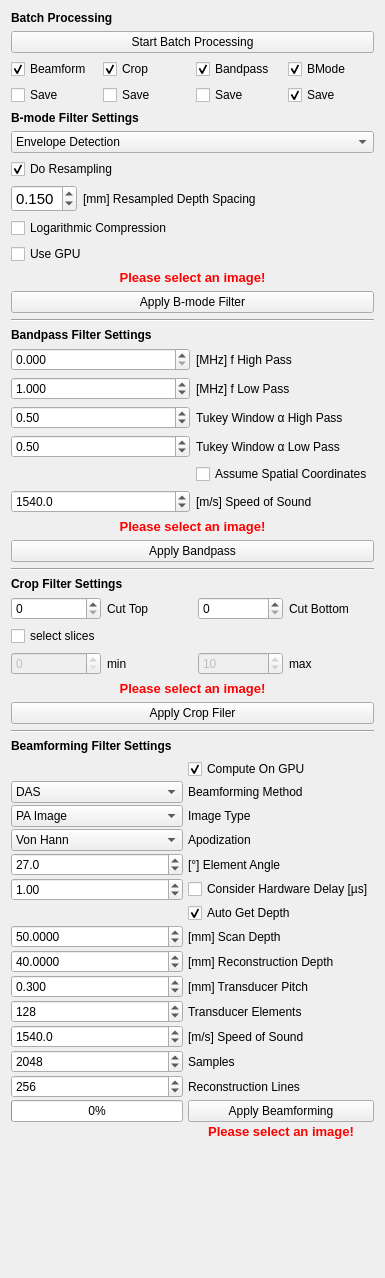
Qt form Plugins/org.mitk.gui.qt.photoacoustics.imageprocessing/src/internal/PAImageProcessingControls.ui (MITK/MITK) before a commit.
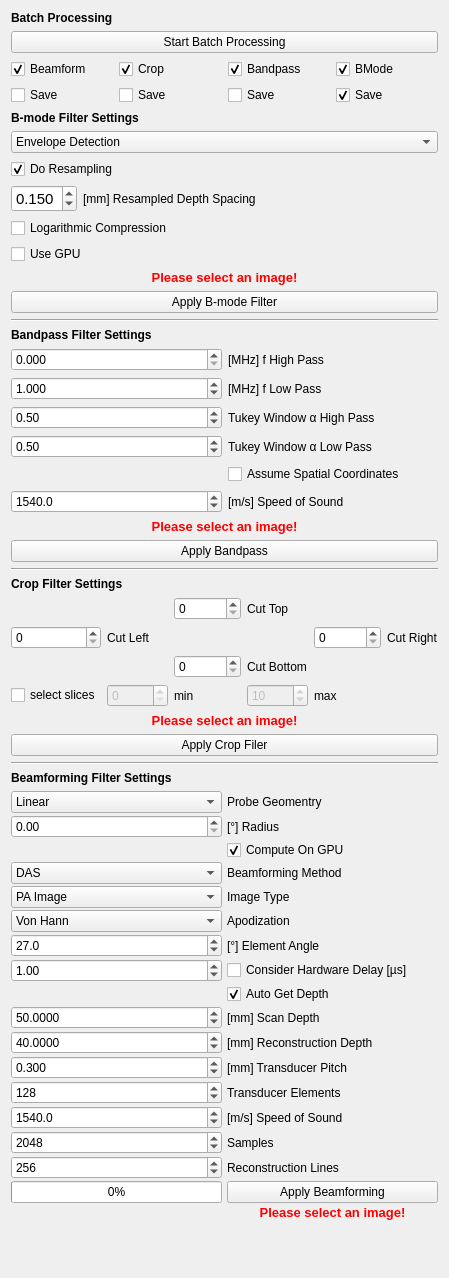
The same form after that commit.

Commit message: Added the elements to the GUI for choosing the transducer geometry also added the capability to crop images left and right

Patch:
```diff
--- a/Plugins/org.mitk.gui.qt.photoacoustics.imageprocessing/src/internal/PAImageProcessingControls.ui
+++ b/Plugins/org.mitk.gui.qt.photoacoustics.imageprocessing/src/internal/PAImageProcessingControls.ui
@@ -450,34 +450,31 @@
        </item>
        <item>
         <layout class="QGridLayout" name="gridLayout_5">
-         <item row="0" column="2">
-          <widget class="QSpinBox" name="CutoffBelow">
+         <item row="1" column="0">
+          <widget class="QSpinBox" name="CutoffLeft">
            <property name="maximum">
-            <number>99999</number>
+            <number>999999999</number>
            </property>
-           <property name="value">
-            <number>0</number>
-           </property>
           </widget>
          </item>
-         <item row="0" column="1">
-          <widget class="QLabel" name="label_203">
-           <property name="text">
-            <string>Cut Top</string>
-           </property>
-          </widget>
-         </item>
-         <item row="0" column="3">
+         <item row="2" column="3">
           <widget class="QLabel" name="label_21">
            <property name="text">
             <string>Cut Bottom</string>
            </property>
           </widget>
          </item>
-         <item row="0" column="0">
+         <item row="1" column="4">
+          <widget class="QSpinBox" name="CutoffRight">
+           <property name="maximum">
+            <number>999999999</number>
+           </property>
+          </widget>
+         </item>
+         <item row="0" column="2">
           <widget class="QSpinBox" name="CutoffAbove">
            <property name="maximum">
-            <number>99999</number>
+            <number>999999999</number>
            </property>
            <property name="singleStep">
             <number>5</number>
@@ -487,40 +484,55 @@
            </property>
           </widget>
          </item>
-         <item row="2" column="0">
-          <widget class="QSpinBox" name="boundLow">
-           <property name="enabled">
-            <bool>false</bool>
-           </property>
-           <property name="maximum">
-            <number>99999</number>
-           </property>
-          </widget>
-         </item>
-         <item row="2" column="3">
-          <widget class="QLabel" name="label_18">
-           <property name="toolTip">
-            <string>Maximal beamformed slice</string>
-           </property>
-           <property name="text">
-            <string>max</string>
-           </property>
-          </widget>
-         </item>
          <item row="2" column="2">
-          <widget class="QSpinBox" name="boundHigh">
+          <widget class="QSpinBox" name="CutoffBelow">
+           <property name="maximum">
+            <number>999999999</number>
+           </property>
+           <property name="value">
+            <number>0</number>
+           </property>
+          </widget>
+         </item>
+         <item row="0" column="3">
+          <widget class="QLabel" name="label_203">
+           <property name="text">
+            <string>Cut Top</string>
+           </property>
+          </widget>
+         </item>
+         <item row="1" column="5">
+          <widget class="QLabel" name="label_12">
+           <property name="text">
+            <string>Cut Right</string>
+           </property>
+          </widget>
+         </item>
+         <item row="1" column="1">
+          <widget class="QLabel" name="label_8">
+           <property name="text">
+            <string>Cut Left</string>
+           </property>
+          </widget>
+         </item>
+         <item row="5" column="0">
+          <widget class="QCheckBox" name="Partial">
+           <property name="text">
+            <string>select slices</string>
+           </property>
+          </widget>
+         </item>
+         <item row="5" column="1">
+          <widget class="QSpinBox" name="boundLow">
            <property name="enabled">
             <bool>false</bool>
            </property>
            <property name="maximum">
             <number>99999</number>
            </property>
-           <property name="value">
-            <number>10</number>
-           </property>
           </widget>
          </item>
-         <item row="2" column="1">
+         <item row="5" column="2">
           <widget class="QLabel" name="label_17">
            <property name="toolTip">
             <string>minimal beamformed slice</string>
@@ -530,10 +542,26 @@
            </property>
           </widget>
          </item>
-         <item row="1" column="0">
-          <widget class="QCheckBox" name="Partial">
+         <item row="5" column="3">
+          <widget class="QSpinBox" name="boundHigh">
+           <property name="enabled">
+            <bool>false</bool>
+           </property>
+           <property name="maximum">
+            <number>99999</number>
+           </property>
+           <property name="value">
+            <number>10</number>
+           </property>
+          </widget>
+         </item>
+         <item row="5" column="4">
+          <widget class="QLabel" name="label_18">
+           <property name="toolTip">
+            <string>Maximal beamformed slice</string>
+           </property>
            <property name="text">
-            <string>select slices</string>
+            <string>max</string>
            </property>
           </widget>
          </item>
@@ -577,131 +605,47 @@
        <property name="verticalSpacing">
         <number>2</number>
        </property>
-       <item row="20" column="0">
-        <widget class="QDoubleSpinBox" name="SpeedOfSound">
-         <property name="sizePolicy">
-          <sizepolicy hsizetype="Preferred" vsizetype="Fixed">
-           <horstretch>0</horstretch>
-           <verstretch>0</verstretch>
-          </sizepolicy>
+       <item row="8" column="1">
+        <widget class="QCheckBox" name="UseSignalDelay">
+         <property name="toolTip">
+          <string>&lt;html&gt;&lt;head/&gt;&lt;body&gt;&lt;p&gt;Some setups' hardware produces signal delays that need to be cropped out of the image before performing beamforming. To do this, select this box.&lt;/p&gt;&lt;/body&gt;&lt;/html&gt;</string>
          </property>
-         <property name="decimals">
-          <number>1</number>
-         </property>
-         <property name="minimum">
-          <double>200.000000000000000</double>
-         </property>
-         <property name="maximum">
-          <double>3000.000000000000000</double>
-         </property>
-         <property name="singleStep">
-          <double>5.000000000000000</double>
-         </property>
-         <property name="value">
-          <double>1540.000000000000000</double>
-         </property>
-        </widget>
-       </item>
-       <item row="15" column="1">
-        <widget class="QCheckBox" name="UseImageSpacing">
          <property name="text">
-          <string>Auto Get Depth</string>
+          <string>Consider Hardware Delay [µs]</string>
          </property>
          <property name="checked">
-          <bool>true</bool>
+          <bool>false</bool>
          </property>
         </widget>
        </item>
-       <item row="24" column="1">
+       <item row="26" column="1">
         <widget class="QPushButton" name="buttonApplyBeamforming">
          <property name="text">
           <string>Apply Beamforming</string>
          </property>
         </widget>
        </item>
-       <item row="15" column="0">
-        <widget class="QLabel" name="label_14">
-         <property name="text">
-          <string/>
-         </property>
-        </widget>
-       </item>
-       <item row="2" column="1">
-        <widget class="QLabel" name="label_4">
-         <property name="text">
-          <string>Beamforming Method</string>
-         </property>
-        </widget>
-       </item>
-       <item row="16" column="1">
-        <widget class="QLabel" name="label">
-         <property name="text">
-          <string>[mm] Scan Depth</string>
-         </property>
-        </widget>
-       </item>
-       <item row="18" column="0">
-        <widget class="QDoubleSpinBox" name="Pitch">
+       <item row="5" column="0">
+        <widget class="QComboBox" name="ImageType">
          <property name="sizePolicy">
           <sizepolicy hsizetype="Preferred" vsizetype="Fixed">
            <horstretch>0</horstretch>
            <verstretch>0</verstretch>
           </sizepolicy>
          </property>
-         <property name="decimals">
-          <number>3</number>
-         </property>
-         <property name="minimum">
-          <double>0.010000000000000</double>
-         </property>
-         <property name="maximum">
-          <double>9.000000000000000</double>
-         </property>
-         <property name="singleStep">
-          <double>0.050000000000000</double>
-         </property>
-         <property name="value">
-          <double>0.300000000000000</double>
-         </property>
+         <item>
+          <property name="text">
+           <string>PA Image</string>
+          </property>
+         </item>
+         <item>
+          <property name="text">
+           <string>US Image</string>
+          </property>
+         </item>
         </widget>
        </item>
-       <item row="19" column="1">
-        <widget class="QLabel" name="label_5">
-         <property name="text">
-          <string>Transducer Elements</string>
-         </property>
-        </widget>
-       </item>
-       <item row="16" column="0">
-        <widget class="QDoubleSpinBox" name="ScanDepth">
-         <property name="sizePolicy">
-          <sizepolicy hsizetype="Preferred" vsizetype="Fixed">
-           <horstretch>0</horstretch>
-           <verstretch>0</verstretch>
-          </sizepolicy>
-         </property>
-         <property name="decimals">
-          <number>4</number>
-         </property>
-         <property name="maximum">
-          <double>300.000000000000000</double>
-         </property>
-         <property name="singleStep">
-          <double>0.100000000000000</double>
-         </property>
-         <property name="value">
-          <double>50.000000000000000</double>
-         </property>
-        </widget>
-       </item>
-       <item row="18" column="1">
-        <widget class="QLabel" name="label_3">
-         <property name="text">
-          <string>[mm] Transducer Pitch</string>
-         </property>
-        </widget>
-       </item>
-       <item row="19" column="0">
+       <item row="21" column="0">
         <widget class="QSpinBox" name="ElementCount">
          <property name="sizePolicy">
           <sizepolicy hsizetype="Preferred" vsizetype="Fixed">
@@ -723,7 +667,7 @@
          </property>
         </widget>
        </item>
-       <item row="21" column="0">
+       <item row="23" column="0">
         <widget class="QSpinBox" name="Samples">
          <property name="sizePolicy">
           <sizepolicy hsizetype="Preferred" vsizetype="Fixed">
@@ -745,62 +689,21 @@
          </property>
         </widget>
        </item>
-       <item row="22" column="0">
-        <widget class="QSpinBox" name="Lines">
-         <property name="sizePolicy">
-          <sizepolicy hsizetype="Preferred" vsizetype="Fixed">
-           <horstretch>0</horstretch>
-           <verstretch>0</verstretch>
-          </sizepolicy>
-         </property>
-         <property name="minimum">
-          <number>64</number>
-         </property>
-         <property name="maximum">
-          <number>2048</number>
-         </property>
-         <property name="singleStep">
-          <number>128</number>
-         </property>
-         <property name="value">
-          <number>256</number>
-         </property>
-        </widget>
-       </item>
-       <item row="21" column="1">
-        <widget class="QLabel" name="label_6">
-         <property name="text">
-          <string>Samples</string>
-         </property>
-        </widget>
-       </item>
-       <item row="22" column="1">
+       <item row="24" column="1">
         <widget class="QLabel" name="label_7">
          <property name="text">
           <string>Reconstruction Lines</string>
          </property>
         </widget>
        </item>
-       <item row="24" column="0">
-        <widget class="QProgressBar" name="progressBar">
-         <property name="enabled">
-          <bool>true</bool>
-         </property>
-         <property name="sizePolicy">
-          <sizepolicy hsizetype="Preferred" vsizetype="Fixed">
-           <horstretch>0</horstretch>
-           <verstretch>0</verstretch>
-          </sizepolicy>
-         </property>
-         <property name="maximum">
-          <number>100</number>
-         </property>
-         <property name="value">
-          <number>0</number>
+       <item row="5" column="1">
+        <widget class="QLabel" name="label_10">
+         <property name="text">
+          <string>Image Type</string>
          </property>
         </widget>
        </item>
-       <item row="2" column="0">
+       <item row="4" column="0">
         <widget class="QComboBox" name="BFAlgorithm">
          <property name="sizePolicy">
           <sizepolicy hsizetype="Preferred" vsizetype="Fixed">
@@ -825,34 +728,14 @@
          </item>
         </widget>
        </item>
-       <item row="3" column="0">
-        <widget class="QComboBox" name="ImageType">
-         <property name="sizePolicy">
-          <sizepolicy hsizetype="Preferred" vsizetype="Fixed">
-           <horstretch>0</horstretch>
-           <verstretch>0</verstretch>
-          </sizepolicy>
-         </property>
-         <item>
-          <property name="text">
-           <string>PA Image</string>
-          </property>
-         </item>
-         <item>
-          <property name="text">
-           <string>US Image</string>
-          </property>
-         </item>
-        </widget>
-       </item>
-       <item row="3" column="1">
-        <widget class="QLabel" name="label_10">
+       <item row="23" column="1">
+        <widget class="QLabel" name="label_6">
          <property name="text">
-          <string>Image Type</string>
+          <string>Samples</string>
          </property>
         </widget>
        </item>
-       <item row="4" column="0">
+       <item row="6" column="0">
         <widget class="QComboBox" name="Apodization">
          <property name="sizePolicy">
           <sizepolicy hsizetype="Preferred" vsizetype="Fixed">
@@ -877,44 +760,193 @@
          </item>
         </widget>
        </item>
-       <item row="4" column="1">
+       <item row="26" column="0">
+        <widget class="QProgressBar" name="progressBar">
+         <property name="enabled">
+          <bool>true</bool>
+         </property>
+         <property name="sizePolicy">
+          <sizepolicy hsizetype="Preferred" vsizetype="Fixed">
+           <horstretch>0</horstretch>
+           <verstretch>0</verstretch>
+          </sizepolicy>
+         </property>
+         <property name="maximum">
+          <number>100</number>
+         </property>
+         <property name="value">
+          <number>0</number>
+         </property>
+        </widget>
+       </item>
+       <item row="20" column="1">
+        <widget class="QLabel" name="label_3">
+         <property name="text">
+          <string>[mm] Transducer Pitch</string>
+         </property>
+        </widget>
+       </item>
+       <item row="24" column="0">
+        <widget class="QSpinBox" name="Lines">
+         <property name="sizePolicy">
+          <sizepolicy hsizetype="Preferred" vsizetype="Fixed">
+           <horstretch>0</horstretch>
+           <verstretch>0</verstretch>
+          </sizepolicy>
+         </property>
+         <property name="minimum">
+          <number>64</number>
+         </property>
+         <property name="maximum">
+          <number>2048</number>
+         </property>
+         <property name="singleStep">
+          <number>128</number>
+         </property>
+         <property name="value">
+          <number>256</number>
+         </property>
+        </widget>
+       </item>
+       <item row="22" column="0">
+        <widget class="QDoubleSpinBox" name="SpeedOfSound">
+         <property name="sizePolicy">
+          <sizepolicy hsizetype="Preferred" vsizetype="Fixed">
+           <horstretch>0</horstretch>
+           <verstretch>0</verstretch>
+          </sizepolicy>
+         </property>
+         <property name="decimals">
+          <number>1</number>
+         </property>
+         <property name="minimum">
+          <double>200.000000000000000</double>
+         </property>
+         <property name="maximum">
+          <double>3000.000000000000000</double>
+         </property>
+         <property name="singleStep">
+          <double>5.000000000000000</double>
+         </property>
+         <property name="value">
+          <double>1540.000000000000000</double>
+         </property>
+        </widget>
+       </item>
+       <item row="18" column="1">
+        <widget class="QLabel" name="label">
+         <property name="text">
+          <string>[mm] Scan Depth</string>
+         </property>
+        </widget>
+       </item>
+       <item row="6" column="1">
         <widget class="QLabel" name="label_16">
          <property name="text">
           <string>Apodization</string>
          </property>
         </widget>
        </item>
-       <item row="20" column="1">
-        <widget class="QLabel" name="label_2">
+       <item row="17" column="1">
+        <widget class="QCheckBox" name="UseImageSpacing">
          <property name="text">
-          <string>[m/s] Speed of Sound</string>
+          <string>Auto Get Depth</string>
          </property>
+         <property name="checked">
+          <bool>true</bool>
+         </property>
         </widget>
        </item>
-       <item row="1" column="0">
-        <layout class="QHBoxLayout" name="horizontalLayout_2"/>
+       <item row="4" column="1">
+        <widget class="QLabel" name="label_4">
+         <property name="text">
+          <string>Beamforming Method</string>
+         </property>
+        </widget>
+       </item>
+       <item row="21" column="1">
+        <widget class="QLabel" name="label_5">
+         <property name="text">
+          <string>Transducer Elements</string>
+         </property>
+        </widget>
+       </item>
+       <item row="17" column="0">
+        <widget class="QLabel" name="label_14">
+         <property name="text">
+          <string/>
+         </property>
+        </widget>
+       </item>
+       <item row="18" column="0">
+        <widget class="QDoubleSpinBox" name="ScanDepth">
+         <property name="sizePolicy">
+          <sizepolicy hsizetype="Preferred" vsizetype="Fixed">
+           <horstretch>0</horstretch>
+           <verstretch>0</verstretch>
+          </sizepolicy>
+         </property>
+         <property name="decimals">
+          <number>4</number>
+         </property>
+         <property name="maximum">
+          <double>300.000000000000000</double>
+         </property>
+         <property name="singleStep">
+          <double>0.100000000000000</double>
+         </property>
+         <property name="value">
+          <double>50.000000000000000</double>
+         </property>
+        </widget>
+       </item>
+       <item row="20" column="0">
+        <widget class="QDoubleSpinBox" name="Pitch">
+         <property name="sizePolicy">
+          <sizepolicy hsizetype="Preferred" vsizetype="Fixed">
+           <horstretch>0</horstretch>
+           <verstretch>0</verstretch>
+          </sizepolicy>
+         </property>
+         <property name="decimals">
+          <number>3</number>
+         </property>
+         <property name="minimum">
+          <double>0.010000000000000</double>
+         </property>
+         <property name="maximum">
+          <double>9.000000000000000</double>
+         </property>
+         <property name="singleStep">
+          <double>0.050000000000000</double>
+         </property>
+         <property name="value">
+          <double>0.300000000000000</double>
+         </property>
+        </widget>
        </item>
        <item row="1" column="1">
-        <layout class="QHBoxLayout" name="horizontalLayout_3"/>
+        <widget class="QLabel" name="label_20">
+         <property name="text">
+          <string>Probe Geomentry</string>
+         </property>
+        </widget>
        </item>
-       <item row="25" column="0">
+       <item row="27" column="0">
         <widget class="QLabel" name="ProgressInfo">
          <property name="text">
           <string/>
          </property>
         </widget>
        </item>
-       <item row="0" column="1">
-        <widget class="QCheckBox" name="UseGPUBf">
+       <item row="22" column="1">
+        <widget class="QLabel" name="label_2">
          <property name="text">
-          <string>Compute On GPU</string>
-         </property>
-         <property name="checked">
-          <bool>true</bool>
+          <string>[m/s] Speed of Sound</string>
          </property>
         </widget>
        </item>
-       <item row="5" column="0">
+       <item row="7" column="0">
         <widget class="QDoubleSpinBox" name="Angle">
          <property name="sizePolicy">
           <sizepolicy hsizetype="Preferred" vsizetype="Fixed">
@@ -936,28 +968,48 @@
          </property>
         </widget>
        </item>
-       <item row="5" column="1">
+       <item row="7" column="1">
         <widget class="QLabel" name="label_9">
          <property name="text">
           <string>[°] Element Angle</string>
          </property>
         </widget>
        </item>
-       <item row="25" column="1">
+       <item row="3" column="1">
+        <widget class="QCheckBox" name="UseGPUBf">
+         <property name="text">
+          <string>Compute On GPU</string>
+         </property>
+         <property name="checked">
+          <bool>true</bool>
+         </property>
+        </widget>
+       </item>
+       <item row="27" column="1">
         <widget class="QLabel" name="labelWarning4">
          <property name="text">
           <string>&lt;html&gt;&lt;head/&gt;&lt;body&gt;&lt;p align=&quot;center&quot;&gt;&lt;span style=&quot; font-size:10pt; font-weight:600; color:#ff0000;&quot;&gt;Please select an image!&lt;/span&gt;&lt;/p&gt;&lt;/body&gt;&lt;/html&gt;</string>
          </property>
         </widget>
        </item>
-       <item row="17" column="1">
+       <item row="19" column="1">
         <widget class="QLabel" name="ReconstructionDepthLabel">
          <property name="text">
           <string>[mm] Reconstruction Depth</string>
          </property>
         </widget>
        </item>
-       <item row="17" column="0">
+       <item row="8" column="0">
+        <widget class="QDoubleSpinBox" name="SignalDelay">
+         <property name="singleStep">
+          <double>0.100000000000000</double>
+         </property>
+         <property name="value">
+          <double>1.000000000000000</double>
+         </property>
+        </widget>
+       </item>
+       <item row="19" column="0">
         <widget class="QDoubleSpinBox" name="ReconstructionDepth">
          <property name="decimals">
           <number>4</number>
@@ -973,26 +1025,27 @@
          </property>
         </widget>
        </item>
-       <item row="6" column="0">
-        <widget class="QDoubleSpinBox" name="SignalDelay">
-         <property name="singleStep">
-          <double>0.100000000000000</double>
-         </property>
-         <property name="value">
-          <double>1.000000000000000</double>
-         </property>
+       <item row="1" column="0">
+        <widget class="QComboBox" name="Geometry">
+         <item>
+          <property name="text">
+           <string>Linear</string>
+          </property>
+         </item>
+         <item>
+          <property name="text">
+           <string>Concave</string>
+          </property>
+         </item>
         </widget>
        </item>
-       <item row="6" column="1">
-        <widget class="QCheckBox" name="UseSignalDelay">
-         <property name="toolTip">
-          <string>&lt;html&gt;&lt;head/&gt;&lt;body&gt;&lt;p&gt;Some setups' hardware produces signal delays that need to be cropped out of the image before performing beamforming. To do this, select this box.&lt;/p&gt;&lt;/body&gt;&lt;/html&gt;</string>
-         </property>
+       <item row="2" column="0">
+        <widget class="QDoubleSpinBox" name="ProbeRadius"/>
+       </item>
+       <item row="2" column="1">
+        <widget class="QLabel" name="label_23">
          <property name="text">
-          <string>Consider Hardware Delay [µs]</string>
-         </property>
-         <property name="checked">
-          <bool>false</bool>
+          <string>[°] Radius</string>
          </property>
         </widget>
        </item>
```
Left out of the diff: 2 changed lines with no effect on the pictures. The commit also changes 5 other files.
